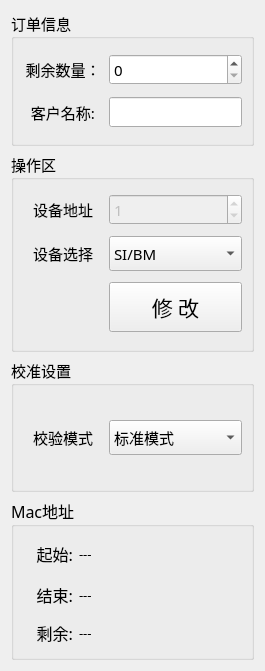
Qt form PDU-MonitorDebug/setting/set_workwid.ui (ChinaClever/PDU-MonitorDebug) before a commit.
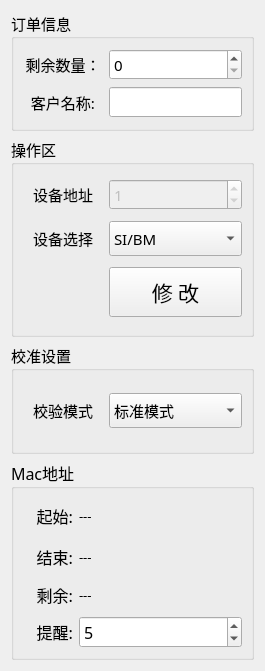
The same form after that commit.

What changed in the file:
```diff
--- a/PDU-MonitorDebug/setting/set_workwid.ui
+++ b/PDU-MonitorDebug/setting/set_workwid.ui
@@ -315,19 +315,6 @@
       <string>Mac地址</string>
      </property>
      <layout class="QGridLayout" name="gridLayout_3">
-      <item row="0" column="1" colspan="3">
-       <widget class="QLabel" name="startMacLab">
-        <property name="font">
-         <font>
-          <family>宋体</family>
-          <pointsize>10</pointsize>
-         </font>
-        </property>
-        <property name="text">
-         <string>---</string>
-        </property>
-       </widget>
-      </item>
       <item row="0" column="0">
        <widget class="QLabel" name="label_11">
         <property name="minimumSize">
@@ -350,30 +337,8 @@
         </property>
        </widget>
       </item>
-      <item row="2" column="0">
-       <widget class="QLabel" name="label_13">
-        <property name="minimumSize">
-         <size>
-          <width>0</width>
-          <height>30</height>
-         </size>
-        </property>
-        <property name="maximumSize">
-         <size>
-          <width>50</width>
-          <height>16777215</height>
-         </size>
-        </property>
-        <property name="text">
-         <string>剩余:</string>
-        </property>
-        <property name="alignment">
-         <set>Qt::AlignRight|Qt::AlignTrailing|Qt::AlignVCenter</set>
-        </property>
-       </widget>
-      </item>
-      <item row="1" column="1" colspan="3">
-       <widget class="QLabel" name="endMacLab">
+      <item row="0" column="1">
+       <widget class="QLabel" name="startMacLab">
         <property name="font">
          <font>
           <family>宋体</family>
@@ -407,7 +372,42 @@
         </property>
        </widget>
       </item>
-      <item row="2" column="1" colspan="3">
+      <item row="1" column="1">
+       <widget class="QLabel" name="endMacLab">
+        <property name="font">
+         <font>
+          <family>宋体</family>
+          <pointsize>10</pointsize>
+         </font>
+        </property>
+        <property name="text">
+         <string>---</string>
+        </property>
+       </widget>
+      </item>
+      <item row="2" column="0">
+       <widget class="QLabel" name="label_13">
+        <property name="minimumSize">
+         <size>
+          <width>0</width>
+          <height>30</height>
+         </size>
+        </property>
+        <property name="maximumSize">
+         <size>
+          <width>50</width>
+          <height>16777215</height>
+         </size>
+        </property>
+        <property name="text">
+         <string>剩余:</string>
+        </property>
+        <property name="alignment">
+         <set>Qt::AlignRight|Qt::AlignTrailing|Qt::AlignVCenter</set>
+        </property>
+       </widget>
+      </item>
+      <item row="2" column="1">
        <widget class="QLabel" name="cntMacLab">
         <property name="font">
          <font>
@@ -420,6 +420,47 @@
         </property>
        </widget>
       </item>
+      <item row="3" column="0">
+       <widget class="QLabel" name="label_14">
+        <property name="minimumSize">
+         <size>
+          <width>0</width>
+          <height>30</height>
+         </size>
+        </property>
+        <property name="maximumSize">
+         <size>
+          <width>50</width>
+          <height>16777215</height>
+         </size>
+        </property>
+        <property name="text">
+         <string>提醒:</string>
+        </property>
+        <property name="alignment">
+         <set>Qt::AlignRight|Qt::AlignTrailing|Qt::AlignVCenter</set>
+        </property>
+       </widget>
+      </item>
+      <item row="3" column="1">
+       <widget class="QSpinBox" name="spinBox">
+        <property name="suffix">
+         <string/>
+        </property>
+        <property name="prefix">
+         <string/>
+        </property>
+        <property name="minimum">
+         <number>1</number>
+        </property>
+        <property name="maximum">
+         <number>99</number>
+        </property>
+        <property name="value">
+         <number>5</number>
+        </property>
+       </widget>
+      </item>
      </layout>
     </widget>
    </item>
```
